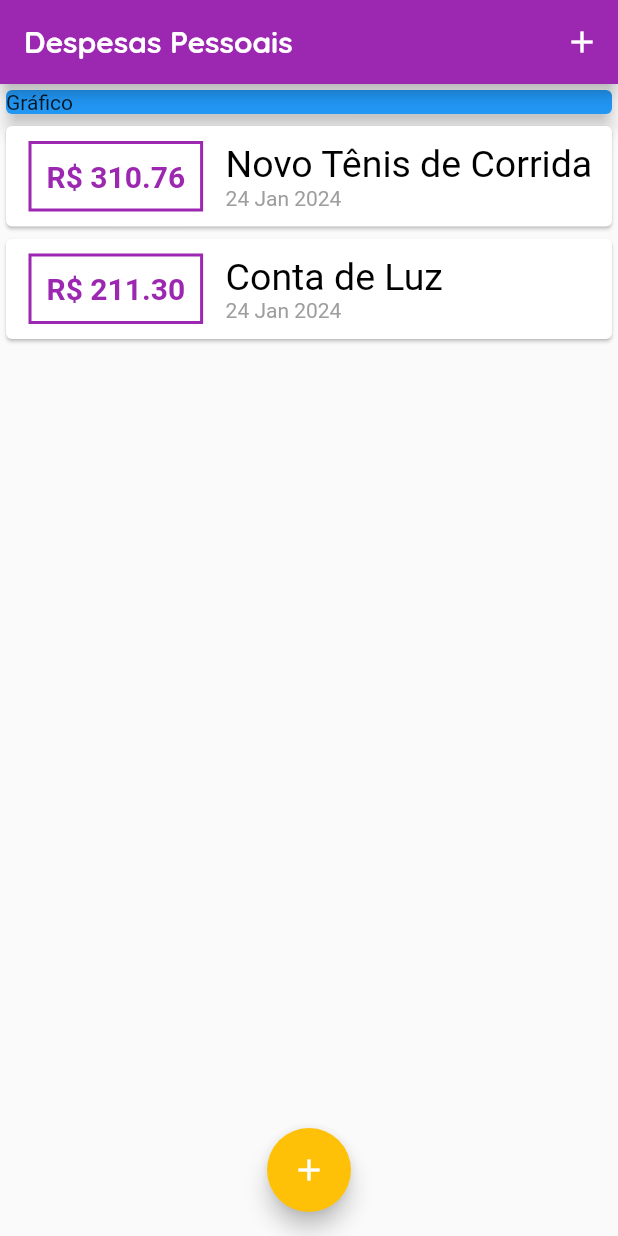
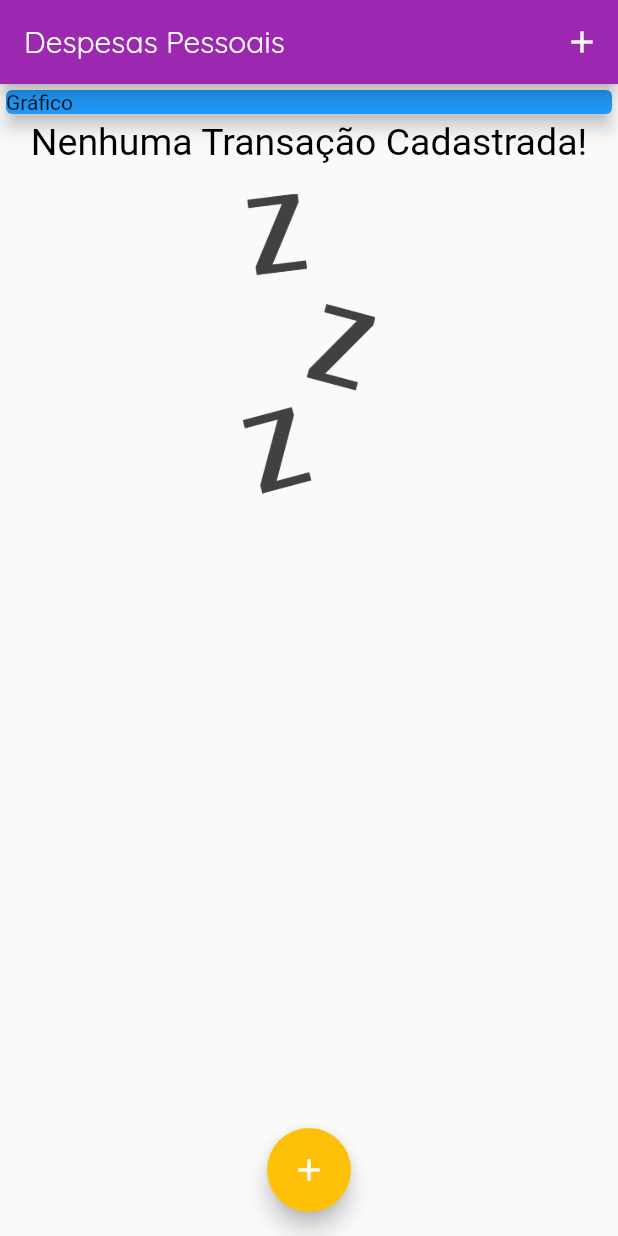
Before and after one commit to GabrielMelo01/expenses, a Flutter app: the screen it shows after launch, on a phone screen of 412 x 824 dp. Run offline on Flutter 3.47's test engine with Material 2 defaults, Android fonts, the phone set to English and light mode, and no system bars; Roboto replaces fonts that are missing (ZhiMangXing).

```diff
--- a/lib/main.dart
+++ b/lib/main.dart
@@ -32,7 +32,7 @@ class ExpensesApp extends StatelessWidget {
           titleTextStyle: TextStyle(
             fontFamily: 'Quicksand',
             fontSize: 20,
-            fontWeight: FontWeight.bold,
+            fontWeight: FontWeight.normal,
           ),
         ),
       ),
@@ -46,19 +46,19 @@ class MyHomePage extends StatefulWidget {
 }
 
 class _MyHomePageState extends State<MyHomePage> {
-  final _transactions = [
-    Transaction(
-      id: 't1',
-      title: 'Novo Tênis de Corrida',
-      value: 310.76,
-      date: DateTime.now(),
-    ),
-    Transaction(
-      id: 't2',
-      title: 'Conta de Luz',
-      value: 211.30,
-      date: DateTime.now(),
-    ),
+  final List<Transaction> _transactions = [
+    // Transaction(
+    //   id: 't1',
+    //   title: 'Novo Tênis de Corrida',
+    //   value: 310.76,
+    //   date: DateTime.now(),
+    // ),
+    // Transaction(
+    //   id: 't2',
+    //   title: 'Conta de Luz',
+    //   value: 211.30,
+    //   date: DateTime.now(),
+    // ),
   ];
 
   _addTransaction(String title, double value) {
--- a/lib/transaction_list.dart
+++ b/lib/transaction_list.dart
@@ -11,7 +11,26 @@ class Transaction_list extends StatelessWidget {
   Widget build(BuildContext context) {
     return Container(
       height: 300,
-      child: ListView.builder(
+      child: transactions.isEmpty
+          ? Column(
+              children: [
+                Text(
+                  'Nenhuma Transação Cadastrada!',
+                  style: Theme.of(context).textTheme.titleLarge,
+                ),
+                const SizedBox(
+                  height: 20,
+                ),
+                Container(
+                  height: 200,
+                  child: Image.asset(
+                    'assets/images/waiting.png',
+                    fit: BoxFit.cover,
+                  ),
+                )
+              ],
+            )
+          : ListView.builder(
               itemCount: transactions.length,
               itemBuilder: (ctx, index) {
                 final e = transactions[index];
@@ -19,8 +38,8 @@ class Transaction_list extends StatelessWidget {
                   child: Row(
                     children: [
                       Container(
-                  margin:
-                      const EdgeInsets.symmetric(horizontal: 15, vertical: 10),
+                        margin: const EdgeInsets.symmetric(
+                            horizontal: 15, vertical: 10),
                         decoration: BoxDecoration(
                             border: Border.all(
                           color: Theme.of(context).colorScheme.primary,
--- a/pubspec.yaml
+++ b/pubspec.yaml
@@ -68,14 +68,15 @@ flutter:
         - asset: assets/fonts/ZhiMangXing-Regular.ttf
           weight: 700
 
+
   # The following line ensures that the Material Icons font is
   # included with your application, so that you can use the icons in
   # the material Icons class.
   uses-material-design: true
 
   # To add assets to your application, add an assets section, like this:
-  # assets:
-  #   - images/a_dot_burr.jpeg
+  assets:
+    - assets/images/waiting.png
   #   - images/a_dot_ham.jpeg
 
   # An image asset can refer to one or more resolution-specific "variants", see
```
Also changed, not shown: assets/images/waiting.png (added). Lines whose indentation alone changed are shown as unchanged.
